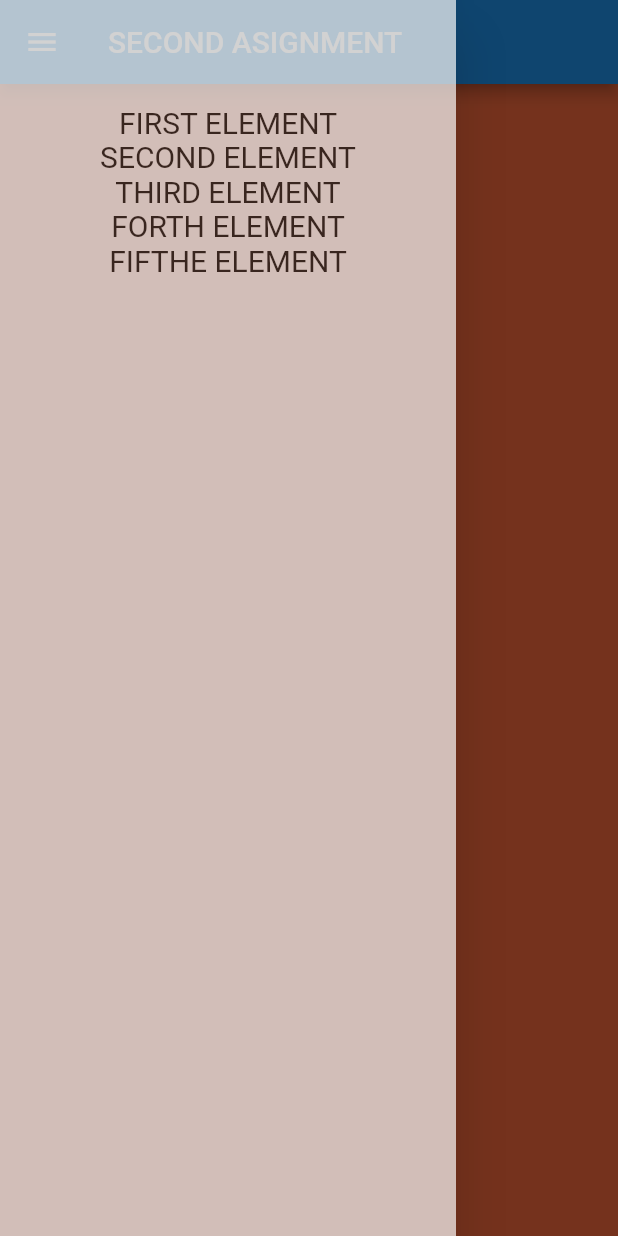
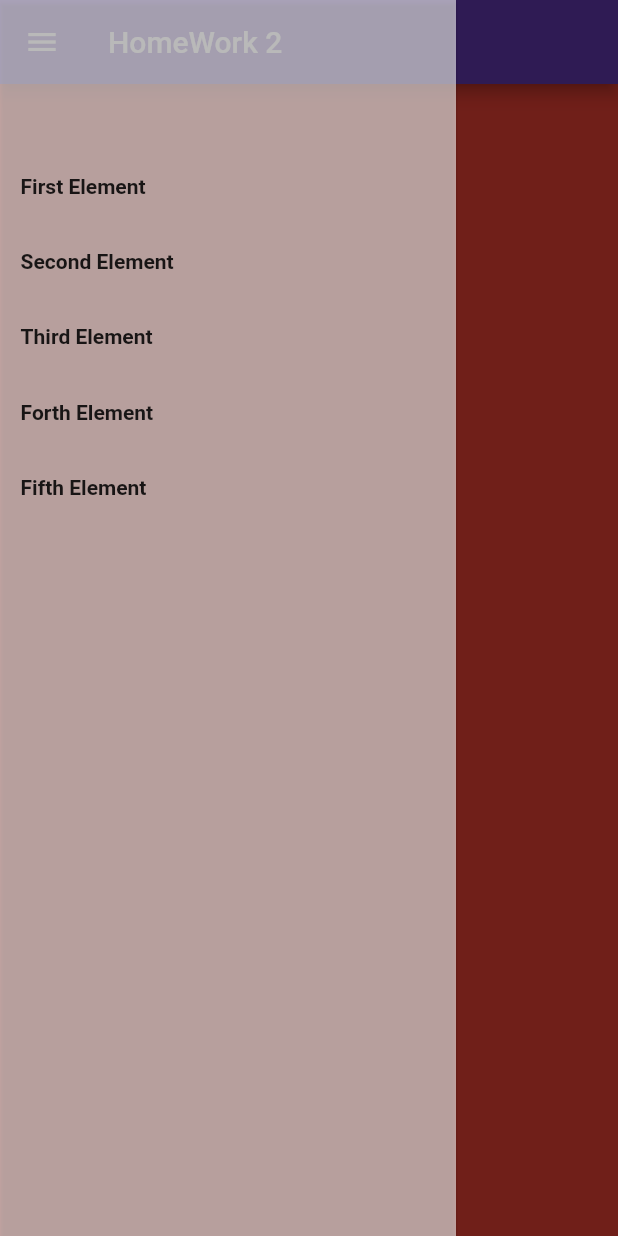
Before and after one commit to MOT3Z19/flutter-project, a Flutter app: the screen it shows after launch, with the side drawer open, on a phone screen of 412 x 824 dp. Run offline on Flutter 3.47's test engine with Material 2 defaults, Android fonts, the phone set to English and light mode, and no system bars.

Commit message:
secand project

```diff
--- a/lib/main.dart
+++ b/lib/main.dart
@@ -1,52 +1,139 @@
 import 'package:flutter/material.dart';
 
 void main() {
-  runApp(MyApp());
+  runApp(const MyApp());
 }
 
 class MyApp extends StatelessWidget {
   const MyApp({Key? key}) : super(key: key);
 
+  // This widget is the root of your application.
   @override
   Widget build(BuildContext context) {
     return MaterialApp(
-      debugShowCheckedModeBanner: false,
-      home: Scaffold(
-        appBar: AppBar(
-          title: Text('SECOND ASIGNMENT'),
-        ),
-        body: Container(
-          color: Colors.deepOrangeAccent,
-        ),
-        drawer: Opacity(
-          opacity: 0.7,
-          child: Drawer(
+      home: MyHomePage(title: 'HomeWork 2'),
+    );
+  }
+}
+
+class MyHomePage extends StatefulWidget {
+  const MyHomePage({Key? key, required this.title}) : super(key: key);
+  final String title;
+
+  @override
+  State<MyHomePage> createState() => _MyHomePageState();
+}
+
+class _MyHomePageState extends State<MyHomePage> {
+  @override
+  Widget build(BuildContext context) {
+    return Scaffold(
+      backgroundColor:
+          MediaQuery.of(context).orientation == Orientation.portrait
+              ? Colors.red
+              : null,
+      drawer: MediaQuery.of(context).orientation == Orientation.portrait
+          ? Drawer(
+              elevation: 1,
+              backgroundColor: Colors.white10.withAlpha(150),
               child: Padding(
-                padding: const EdgeInsets.symmetric(vertical: 70),
+                padding: EdgeInsets.symmetric(
+                    horizontal: MediaQuery.of(context).size.width / 30,
+                    vertical: MediaQuery.of(context).size.height / 10),
                 child: Column(
-                  children: [
-                    Text('FIRST ELEMENT',style: TextStyle(
-                   fontSize: 20
-                    ),),
-                    Text('SECOND ELEMENT',style: TextStyle(
-                        fontSize: 20
-                    )),
-                    Text('THIRD ELEMENT',style: TextStyle(
-                        fontSize: 20
-                    )),
-                    Text('FORTH ELEMENT',style: TextStyle(
-                        fontSize: 20
-                    )),
-                    Text('FIFTHE ELEMENT',style: TextStyle(
-                        fontSize: 20
-                    )),
+                  crossAxisAlignment: CrossAxisAlignment.start,
+                  children: const [
+                    Spacer(),
+                    Text(
+                      'First Element',
+                      style: TextStyle(fontWeight: FontWeight.bold),
+                    ),
+                    Spacer(),
+                    Text(
+                      'Second Element',
+                      style: TextStyle(fontWeight: FontWeight.bold),
+                    ),
+                    Spacer(),
+                    Text(
+                      'Third Element',
+                      style: TextStyle(fontWeight: FontWeight.bold),
+                    ),
+                    Spacer(),
+                    Text(
+                      'Forth Element',
+                      style: TextStyle(fontWeight: FontWeight.bold),
+                    ),
+                    Spacer(),
+                    Text(
+                      'Fifth Element',
+                      style: TextStyle(fontWeight: FontWeight.bold),
+                    ),
+                    Spacer(
+                      flex: 12,
+                    ),
                   ],
                 ),
               ),
-            ),
-        ),
-        ),
-
+            )
+          : null,
+      appBar: AppBar(
+        backgroundColor: Colors.deepPurple,
+        title: Text(widget.title),
+      ),
+      body: MediaQuery.of(context).orientation != Orientation.portrait
+          ? Row(
+              children: [
+                Expanded(
+                    child: Container(
+                        height: double.infinity,
+                        color: Colors.white,
+                        child: Padding(
+                          padding: EdgeInsets.symmetric(
+                              horizontal:
+                                  MediaQuery.of(context).size.width / 25,
+                              vertical: MediaQuery.of(context).size.height / 7),
+                          child: Column(
+                            crossAxisAlignment: CrossAxisAlignment.start,
+                            children: const [
+                              Spacer(),
+                              Text(
+                                'First Element 1',
+                                style: TextStyle(fontWeight: FontWeight.bold),
+                              ),
+                              Spacer(),
+                              Text(
+                                'Second Element 2',
+                                style: TextStyle(fontWeight: FontWeight.bold),
+                              ),
+                              Spacer(),
+                              Text(
+                                'Third Element 3',
+                                style: TextStyle(fontWeight: FontWeight.bold),
+                              ),
+                              Spacer(),
+                              Text(
+                                'Forth Element 4',
+                                style: TextStyle(fontWeight: FontWeight.bold),
+                              ),
+                              Spacer(),
+                              Text(
+                                'Fifth Element 5',
+                                style: TextStyle(fontWeight: FontWeight.bold),
+                              ),
+                              Spacer(
+                                flex: 12,
+                              ),
+                            ],
+                          ),
+                        ))),
+                Expanded(
+                    child: Container(
+                  height: double.infinity,
+                  color: Colors.deepOrangeAccent,
+                )),
+              ],
+            )
+          : null,
     );
   }
 }
```
